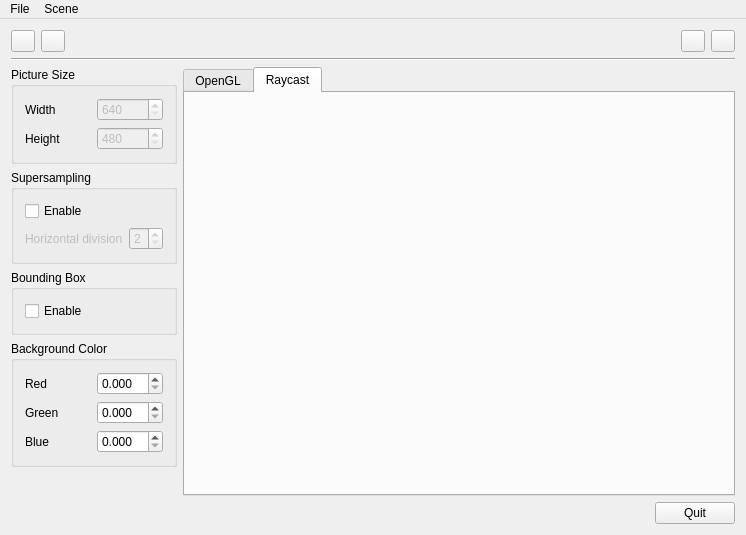
First picture: the form in Raycasting/mainwindow.ui, repository paulobruno/Cg2, before the edit.
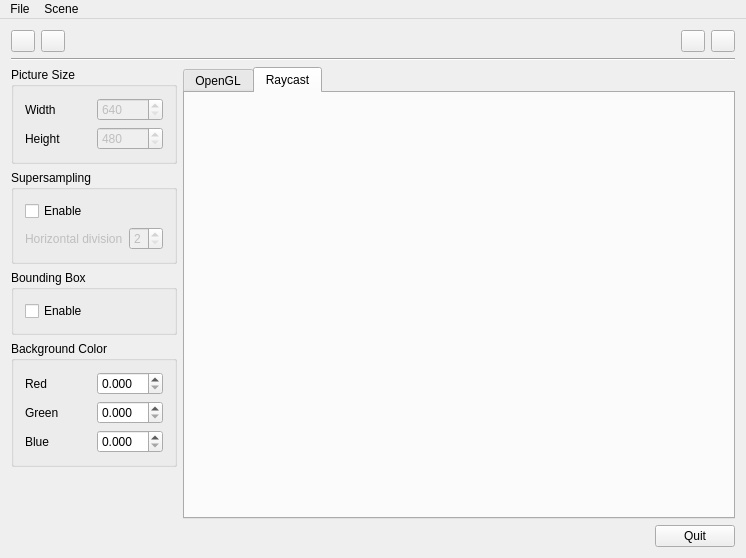
Second picture: the form after the edit. The open tabs and pages were chosen to show the change. Custom widgets are drawn as their Qt base class.

What changed in the file:
```diff
--- a/Raycasting/mainwindow.ui
+++ b/Raycasting/mainwindow.ui
@@ -7,7 +7,7 @@
     <x>0</x>
     <y>0</y>
     <width>746</width>
-    <height>535</height>
+    <height>558</height>
    </rect>
   </property>
   <property name="windowTitle">
```
Left out of the diff: 9 changed lines with no effect on the pictures.
